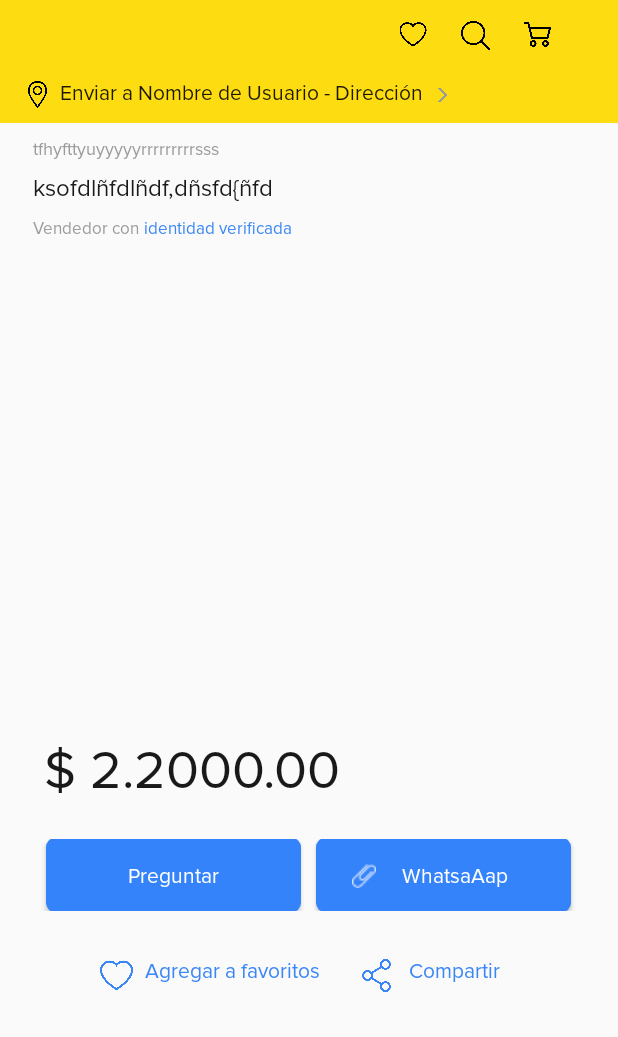
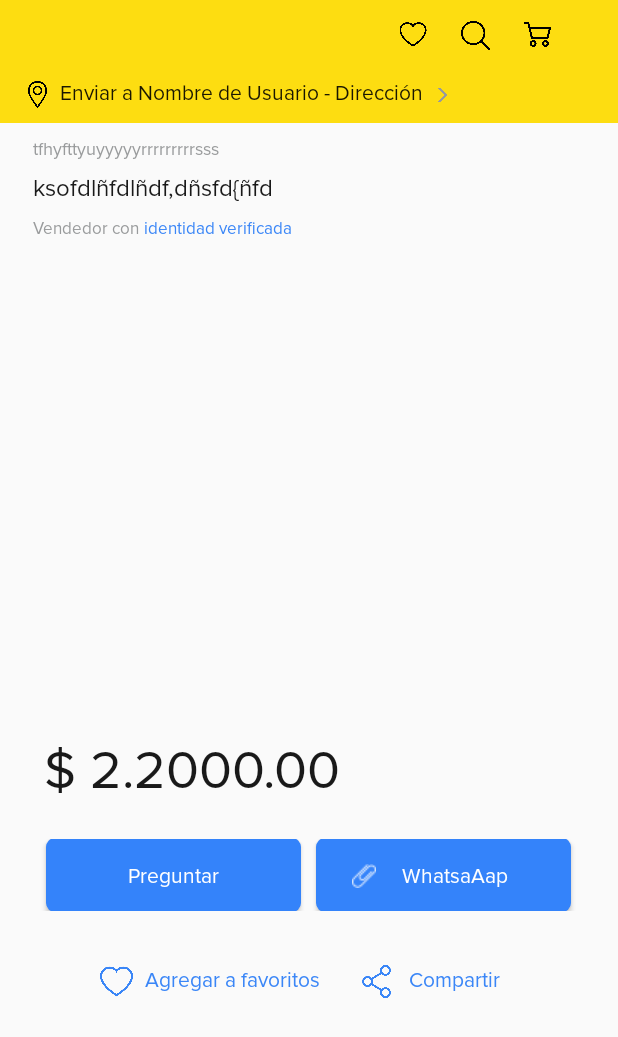
Before and after one commit to YilverNoelMeli/api-challenge-meli, an Android app: the layout activity_product_detail.xml on its own in the app's theme, with its tools: preview values and no code run, on a phone screen of 412 x 824 dp. Shown: the top 1037 px of the screen. Run offline under Robolectric (Android 15) with nearby library versions, the phone set to English and light mode, and no system bars; network calls fail.

Commit message:
the favorites and share icon is centered

```diff
--- a/app/src/main/res/layout/activity_product_detail.xml
+++ b/app/src/main/res/layout/activity_product_detail.xml
@@ -226,17 +226,20 @@
         app:layout_constraintTop_toBottomOf="@+id/linearLayout4">
         <RelativeLayout
             android:layout_width="wrap_content"
-            android:layout_height="30dp">
+            android:layout_height="30dp"
+            android:gravity="center">
+
             <ImageView
                 android:layout_width="22dp"
                 android:layout_height="22dp"
                 android:layout_marginLeft="54dp"
+                android:src="@drawable/heart"
                 android:tint="@color/blue"
-                android:src="@drawable/heart"
                 tools:ignore="UseAppTint" />
             <TextView
                 android:layout_width="wrap_content"
                 android:layout_height="wrap_content"
+                android:layout_marginTop="2dp"
                 android:layout_marginLeft="84dp"
                 style="@style/textBlueSmall"
                 android:text="Agregar a favoritos"
@@ -251,6 +254,7 @@
             <TextView
                 android:layout_width="wrap_content"
                 android:layout_height="wrap_content"
+                android:layout_marginTop="2dp"
                 android:layout_marginLeft="260dp"
                 style="@style/textBlueSmall"
                 android:text="Compartir"
```
